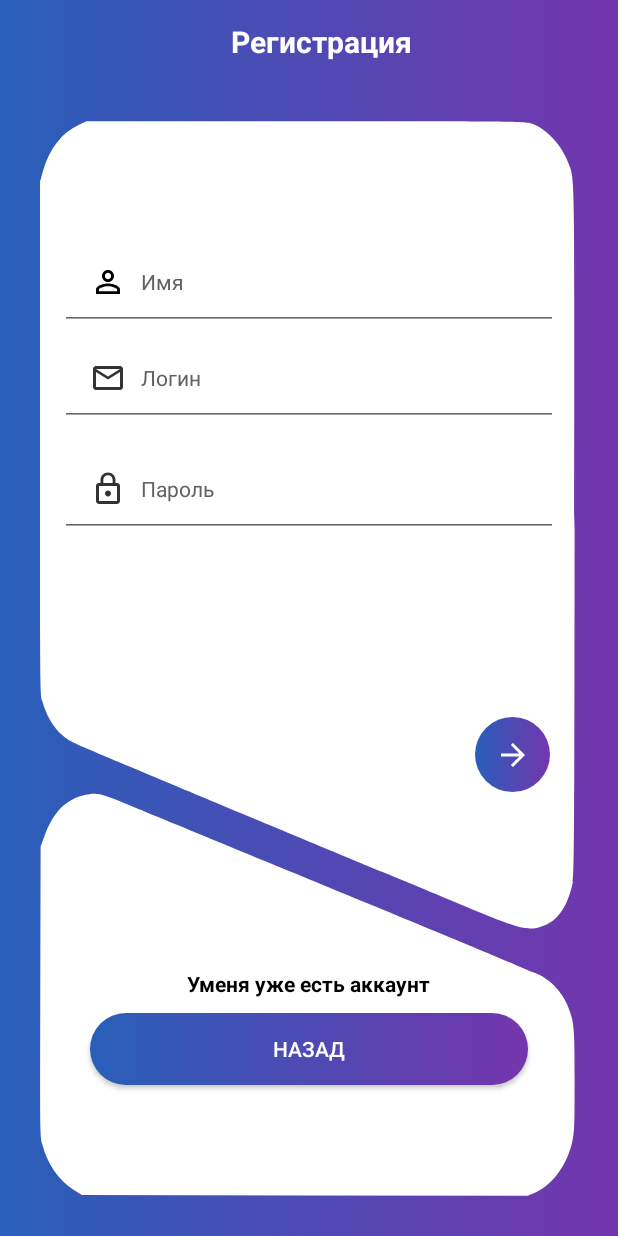
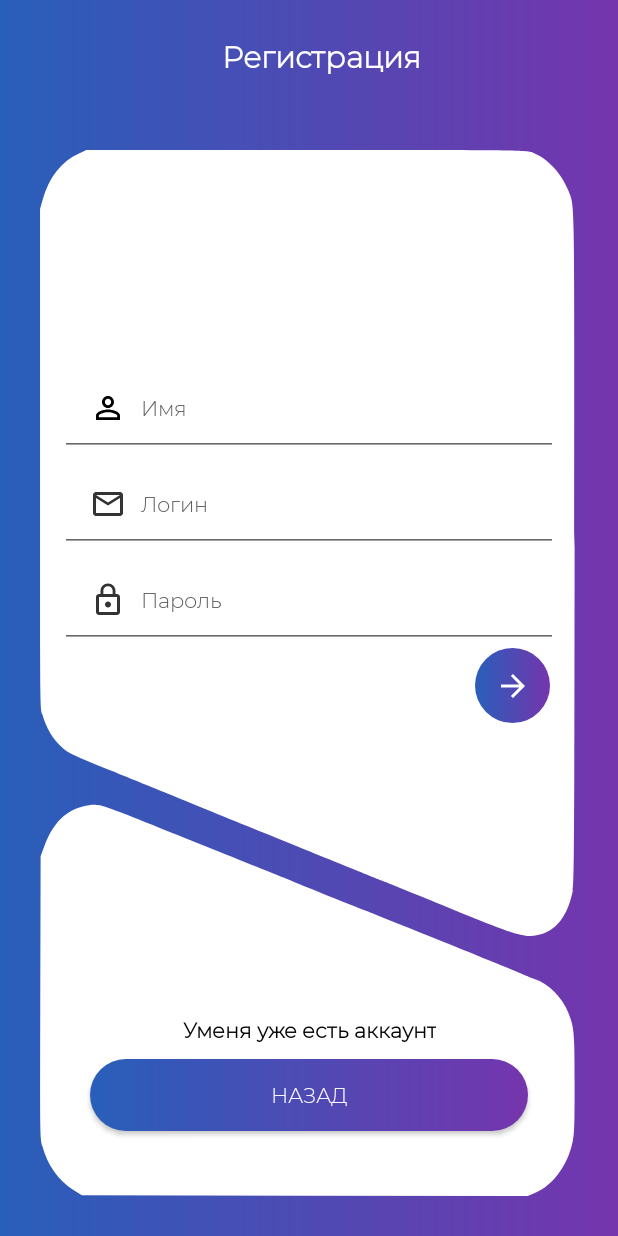
Before and after one commit to glebpav/new_app, an Android app: the screen it shows after launch (MainActivity), after a tap on "ЗАРЕГИСТРИРОВАТЬСЯ", on a phone screen of 412 x 824 dp. Run offline under Robolectric (Android 15) with nearby library versions, the phone set to English and light mode, and no system bars.

Commit message:
some changes

```diff
--- a/app/src/main/res/layout/fragment_sing_up.xml
+++ b/app/src/main/res/layout/fragment_sing_up.xml
@@ -1,110 +1,118 @@
 <?xml version="1.0" encoding="utf-8"?>
-<RelativeLayout
-    xmlns:android="http://schemas.android.com/apk/res/android"
+<RelativeLayout xmlns:android="http://schemas.android.com/apk/res/android"
     xmlns:tools="http://schemas.android.com/tools"
     android:layout_width="match_parent"
     android:layout_height="match_parent"
     android:background="@drawable/bg"
     tools:context=".Sing_up">
 
+    <LinearLayout
+        android:layout_width="match_parent"
+        android:layout_height="match_parent"
+        android:orientation="vertical">
+
         <androidx.appcompat.widget.Toolbar
             android:id="@+id/toolbar"
             android:layout_width="match_parent"
-        android:layout_height="wrap_content"
+            android:layout_height="match_parent"
+            android:layout_weight="10"
             android:layout_alignParentStart="true"
             android:layout_alignParentTop="true"
             android:background="@drawable/bg"
             android:minHeight="?attr/actionBarSize"
-        android:theme="?attr/actionBarTheme"
-        >
+            android:theme="?attr/actionBarTheme">
 
             <TextView
                 android:layout_width="match_parent"
                 android:layout_height="wrap_content"
                 android:text="Регистрация"
-            android:textStyle="bold"
+                android:textAlignment="center"
                 android:textColor="#ffff"
                 android:textSize="20sp"
-            android:textAlignment="center"
-            />
+                android:textStyle="bold"
+                android:fontFamily="@font/monserrat"/>
         </androidx.appcompat.widget.Toolbar>
 
         <LinearLayout
             android:layout_width="match_parent"
             android:layout_height="match_parent"
             android:layout_below="@+id/toolbar"
-        android:orientation="vertical"
-        android:layout_centerHorizontal="true">
-        <LinearLayout
-            android:layout_width="match_parent"
-            android:layout_marginStart="20dp"
-            android:layout_marginEnd="20dp"
-            android:layout_marginTop="20dp"
-            android:orientation="vertical"
-            android:layout_height="match_parent"
-            android:layout_marginBottom="20dp"
-            android:gravity="center"
-            android:background="@drawable/layout_background">
+            android:layout_weight="1"
+            android:layout_centerHorizontal="true"
+            android:orientation="vertical">
 
             <LinearLayout
                 android:layout_width="match_parent"
-                android:layout_height="410dp"
+                android:layout_height="match_parent"
+                android:layout_marginStart="20dp"
+                android:layout_marginTop="20dp"
+                android:layout_marginEnd="20dp"
+                android:layout_marginBottom="20dp"
+                android:background="@drawable/layout_background"
+                android:gravity="center"
+                android:orientation="vertical">
+
+                <LinearLayout
+                    android:layout_width="match_parent"
+                    android:layout_height="match_parent"
+                    android:layout_weight="1"
                     android:orientation="vertical"
-                android:layout_marginTop="80dp"
-                >
+                    android:gravity="center">
+
                     <EditText
+                        android:id="@+id/et_name"
                         android:layout_width="match_parent"
                         android:layout_height="wrap_content"
+                        android:layout_marginStart="20dp"
+                        android:layout_marginEnd="20dp"
                         android:drawableLeft="@drawable/ic_perm_identity_black_24dp"
-                    android:layout_marginEnd="20dp"
-                    android:id="@+id/et_name"
-                    android:layout_marginStart="20dp"
-                    android:textSize="14sp"
                         android:drawablePadding="10dp"
                         android:hint="Имя"
+                        android:inputType="textPersonName"
                         android:padding="20dp"
                         android:textColorHint="#606060"
-                    android:inputType="textPersonName"/>
+                        android:textSize="14sp"
+                        android:fontFamily="@font/monserrat"/>
 
                     <EditText
+                        android:id="@+id/et_login"
                         android:layout_width="match_parent"
                         android:layout_height="wrap_content"
+                        android:layout_marginStart="20dp"
+                        android:layout_marginEnd="20dp"
+                        android:drawableLeft="@drawable/ic_mail_outline_black_24dp"
                         android:drawablePadding="10dp"
-                    android:id="@+id/et_login"
-                    android:drawableLeft="@drawable/ic_mail_outline_black_24dp"
-                    android:layout_marginEnd="20dp"
-                    android:layout_marginStart="20dp"
                         android:hint="Логин"
+                        android:inputType="text"
                         android:padding="20dp"
+                        android:textColorHint="#606060"
                         android:textSize="14sp"
-                    android:textColorHint="#606060"
-                    android:inputType="text"/>
+                        android:fontFamily="@font/monserrat"/>
+
                     <EditText
+                        android:id="@+id/et_password"
                         android:layout_width="match_parent"
                         android:layout_height="wrap_content"
-                    android:layout_marginTop="10dp"
+                        android:layout_marginStart="20dp"
+                        android:layout_marginEnd="20dp"
                         android:drawableLeft="@drawable/ic_lock_outline_black_24dp"
-                    android:layout_marginEnd="20dp"
-                    android:id="@+id/et_password"
-                    android:layout_marginStart="20dp"
-                    android:textSize="14sp"
                         android:drawablePadding="10dp"
                         android:hint="Пароль"
+                        android:inputType="textPassword"
                         android:padding="20dp"
                         android:textColorHint="#606060"
-                    android:inputType="textPassword"/>
-
+                        android:textSize="14sp"
+                        android:fontFamily="@font/monserrat"/>
 
 
                     <ImageButton
+                        android:id="@+id/btn_sign_up"
                         android:layout_width="50dp"
                         android:layout_height="50dp"
                         android:layout_gravity="end"
-                    android:layout_marginTop="120dp"
                         android:layout_marginEnd="25dp"
-                    android:id="@+id/btn_sign_up"
-                    android:src="@drawable/ic_arrow_forward_black_24dp"
-                    android:background="@drawable/button_background"/>
+                        android:background="@drawable/button_background"
+                        android:src="@drawable/ic_arrow_forward_black_24dp" />
 
 
                 </LinearLayout>
@@ -112,8 +120,10 @@
                 <LinearLayout
                     android:layout_width="match_parent"
                     android:layout_height="match_parent"
-                android:orientation="vertical"
-                android:gravity="center">
+                    android:gravity="center"
+                    android:layout_weight="3"
+                    android:orientation="vertical">
+
                     <TextView
                         android:layout_width="wrap_content"
                         android:layout_height="wrap_content"
@@ -121,28 +131,33 @@
                         android:text="Уменя уже есть аккаунт"
                         android:textAlignment="center"
                         android:textColor="@android:color/black"
-                    android:textStyle="bold" />
+                        android:textStyle="bold"
+                        android:fontFamily="@font/monserrat"/>
 
                     <Button
+                        android:id="@+id/btn_back"
                         android:layout_width="match_parent"
                         android:layout_height="wrap_content"
                         android:layout_gravity="center"
                         android:layout_marginLeft="40dp"
+                        android:layout_marginTop="10dp"
                         android:layout_marginRight="40dp"
-                    android:layout_marginTop="10dp"
-                    android:id="@+id/btn_back"
                         android:background="@drawable/button_background"
                         android:text="Назад"
-                    android:textColor="@android:color/white" />
+                        android:textColor="@android:color/white"
+                        android:fontFamily="@font/monserrat"/>
                 </LinearLayout>
             </LinearLayout>
         </LinearLayout>
 
+    </LinearLayout>
+
     <ProgressBar
+        android:id="@+id/progress_circular"
         android:layout_width="100dp"
         android:layout_height="100dp"
         android:layout_centerHorizontal="true"
         android:layout_marginTop="360dp"
-        android:visibility="invisible"
-        android:id="@+id/progress_circular"/>
+        android:visibility="invisible" />
+
 </RelativeLayout>
--- a/app/src/main/res/layout/tracking_tile.xml
+++ b/app/src/main/res/layout/tracking_tile.xml
@@ -22,6 +22,8 @@
                 android:layout_centerVertical="true"
                 android:text="тема"
                 android:textSize="30sp"
+                android:fontFamily="@font/monserrat"
+                android:textStyle="bold"
                 android:id="@+id/tv_tracking_theme"
                 android:layout_marginLeft="10dp"/>
 
```
Also changed, not shown: app/src/main/java/com/example/news_app/MakeRequests.java (+42 -72 lines), app/src/main/java/com/example/news_app/Searching.java (+4 -8 lines), app/src/main/java/com/example/news_app/Sign_in.java (+8 -52 lines), app/src/main/java/com/example/news_app/Tracking.java (+8 -4 lines), app/src/main/java/com/example/news_app/View_news_adapter.java (+8 -5 lines), app/src/main/res/drawable/gradient_tile_news.xml (added, +7 -0 lines), app/src/main/res/layout/article_tile.xml (+35 -8 lines), app/src/main/res/layout/fragment_searching.xml (+31 -26 lines), app/src/main/res/layout/fragment_settings.xml (+19 -17 lines), app/src/main/res/layout/fragment_sign_in.xml (+38 -28 lines), app/src/main/res/layout/fragment_tracking.xml (+15 -11 lines), app/src/main/res/font/monserrat.ttf (added). Lines whose indentation alone changed are shown as unchanged.
